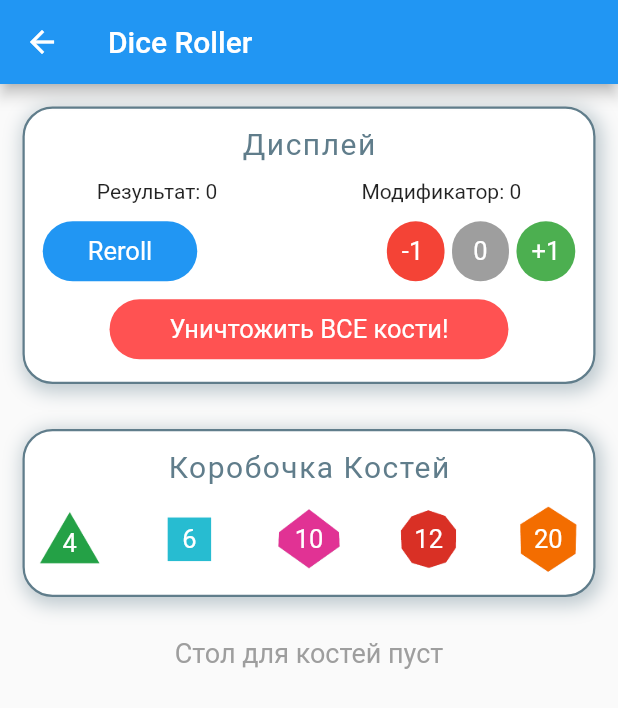
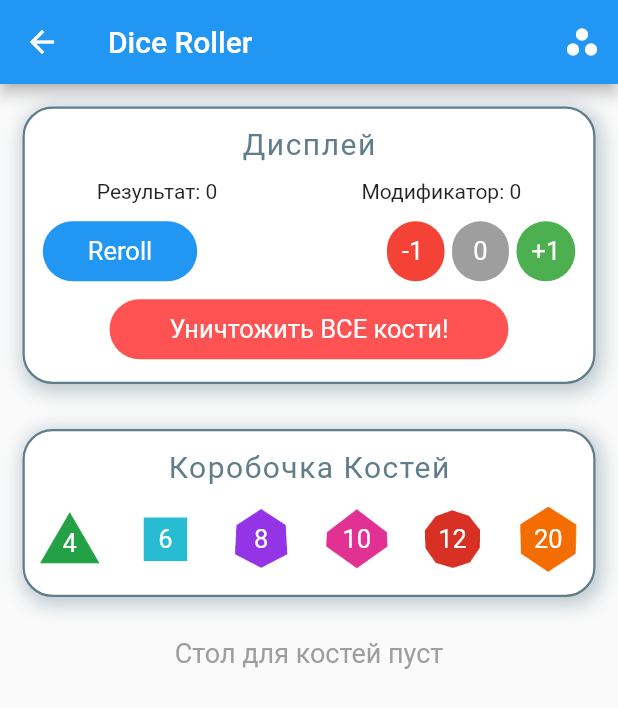
Before and after one commit to FuryOfFools/DnD_VeilenarAssistant, a Flutter app: the DiceRollerPage screen opened by its route, on a phone screen of 412 x 824 dp. Shown: the top 708 px of the screen. Run offline on Flutter 3.47's test engine with Material 2 defaults, Android fonts, the phone set to English and light mode, and no system bars; our stand-ins replace flutter_svg.

Commit message:
test functions button

```diff
--- a/dnd_veilenar_assistant/lib/pages/dice_roller_page/dice_roller_page.dart
+++ b/dnd_veilenar_assistant/lib/pages/dice_roller_page/dice_roller_page.dart
@@ -8,14 +8,26 @@ class DiceRollerPage extends StatelessWidget {
 
   @override
   Widget build(BuildContext context) {
+    final _testFunctions = ValueNotifier<bool>(false);
     return Scaffold(
-      appBar: AppBar(title: Text('Dice Roller')),
-      body: ListView(
-        children: [
-          DiceDisplayWidget(),
-          DiceBoxWidget(),
-          DiceTableWidget(),
+      appBar: AppBar(
+        title: Text('Dice Roller'),
+        actions: [
+          IconButton(
+            onPressed: () => _testFunctions.value = !_testFunctions.value,
+            icon: Icon(Icons.workspaces),
+          )
         ],
+      ),
+      body: ValueListenableBuilder(
+        valueListenable: _testFunctions,
+        builder: (_, bool value, __) => ListView(
+          children: [
+            DiceDisplayWidget(isTestFunction: value),
+            DiceBoxWidget(),
+            DiceTableWidget(),
+          ],
+        ),
       ),
     );
   }
--- a/dnd_veilenar_assistant/lib/pages/dice_roller_page/widgets/dice_box.dart
+++ b/dnd_veilenar_assistant/lib/pages/dice_roller_page/widgets/dice_box.dart
@@ -47,6 +47,7 @@ class DiceBoxWidget extends StatelessWidget {
                 children: [
                   DiceWidget(diceType: DiceType.d4),
                   DiceWidget(diceType: DiceType.d6),
+                  DiceWidget(diceType: DiceType.d8),
                   DiceWidget(diceType: DiceType.d10),
                   DiceWidget(diceType: DiceType.d12),
                   DiceWidget(diceType: DiceType.d20),
--- a/dnd_veilenar_assistant/lib/pages/dice_roller_page/widgets/dice_display.dart
+++ b/dnd_veilenar_assistant/lib/pages/dice_roller_page/widgets/dice_display.dart
@@ -3,7 +3,9 @@ import 'package:flutter/material.dart';
 import 'package:provider/provider.dart';
 
 class DiceDisplayWidget extends StatelessWidget {
-  const DiceDisplayWidget({Key? key}) : super(key: key);
+  final bool isTestFunction;
+  const DiceDisplayWidget({Key? key, required this.isTestFunction})
+      : super(key: key);
 
   @override
   Widget build(BuildContext context) {
@@ -160,7 +162,51 @@ class DiceDisplayWidget extends StatelessWidget {
                   ),
                 ),
               ),
-            )
+            ),
+            isTestFunction
+                ? Padding(
+                    padding: const EdgeInsets.only(bottom: 15),
+                    child: InkWell(
+                      onTap: () => diceRoller.d20WithAdvantage(),
+                      child: Container(
+                        padding: const EdgeInsets.symmetric(
+                          vertical: 10,
+                          horizontal: 20,
+                        ),
+                        decoration: BoxDecoration(
+                          color: Colors.blueAccent,
+                          borderRadius: BorderRadius.circular(20),
+                        ),
+                        child: Text(
+                          'D20 с преимуществом',
+                          style: TextStyle(color: Colors.white, fontSize: 17),
+                        ),
+                      ),
+                    ),
+                  )
+                : SizedBox(),
+            isTestFunction
+                ? Padding(
+                    padding: const EdgeInsets.only(bottom: 15),
+                    child: InkWell(
+                      onTap: () => diceRoller.d20WithTrouble(),
+                      child: Container(
+                        padding: const EdgeInsets.symmetric(
+                          vertical: 10,
+                          horizontal: 40,
+                        ),
+                        decoration: BoxDecoration(
+                          color: Colors.blueAccent,
+                          borderRadius: BorderRadius.circular(20),
+                        ),
+                        child: Text(
+                          'D20 с помехой',
+                          style: TextStyle(color: Colors.white, fontSize: 17),
+                        ),
+                      ),
+                    ),
+                  )
+                : SizedBox(),
           ],
         ),
       ),
--- a/dnd_veilenar_assistant/lib/pages/dice_roller_page/widgets/dice_table.dart
+++ b/dnd_veilenar_assistant/lib/pages/dice_roller_page/widgets/dice_table.dart
@@ -9,7 +9,9 @@ class DiceTableWidget extends StatelessWidget {
   @override
   Widget build(BuildContext context) {
     final diceRoller = Provider.of<DiceRoller>(context);
-    if (diceRoller.diceRollerState == DiceRollerState.notEmpty) {
+    if (diceRoller.diceRollerState == DiceRollerState.notEmpty ||
+        diceRoller.diceRollerState == DiceRollerState.d20Advantage ||
+        diceRoller.diceRollerState == DiceRollerState.d20Trouble) {
       return TableWidget(diceRoller: diceRoller);
     }
     if (diceRoller.diceRollerState == DiceRollerState.empty) {
```
Also changed, not shown: dnd_veilenar_assistant/lib/pages/dice_roller_page/providers/dice_roller.dart (+50 -5 lines).
